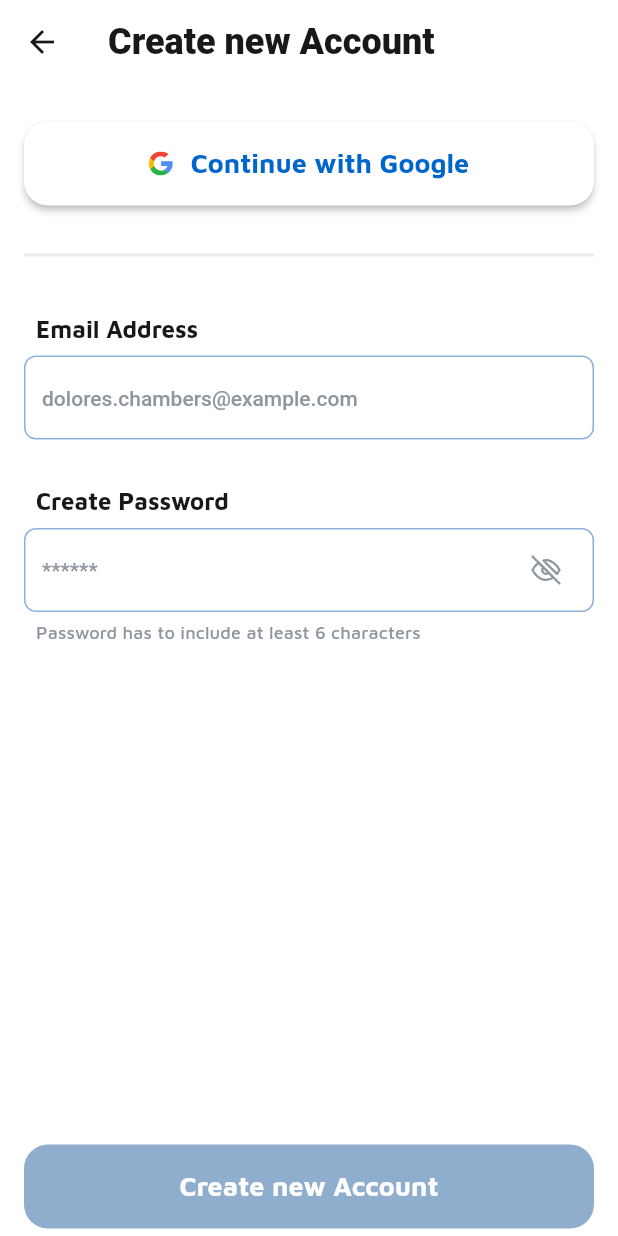
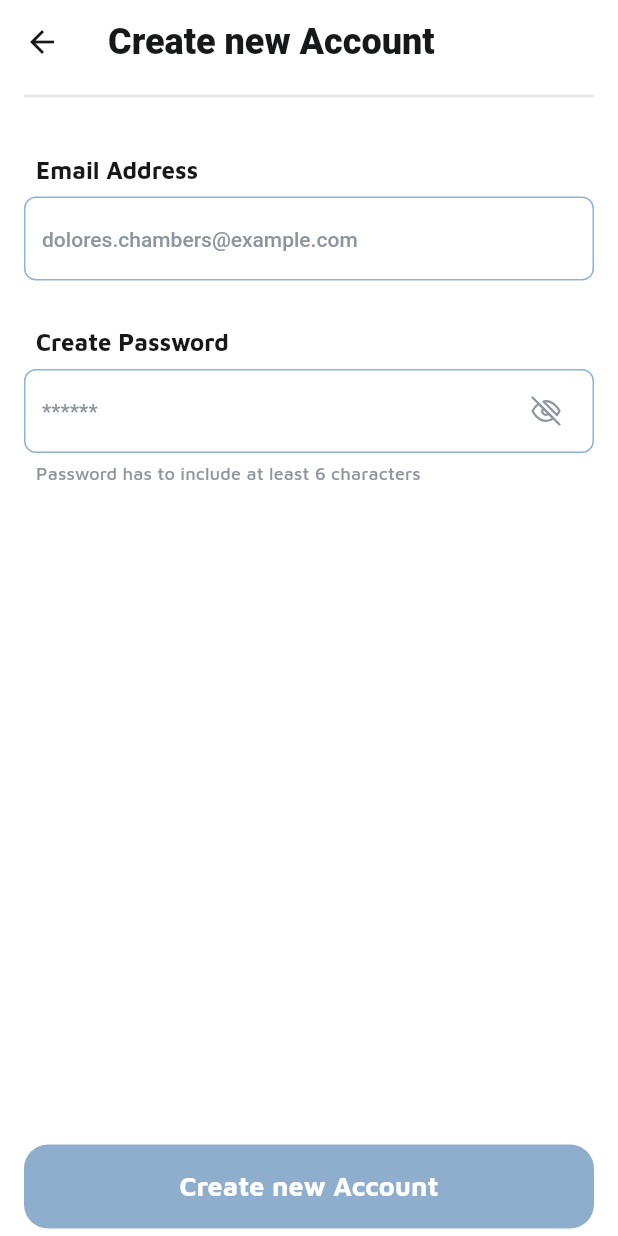
Before and after one commit to lapin7771n/worship-songs, a Flutter app: the screen it shows after launch, after a tap on "Create new Account", on a phone screen of 412 x 824 dp. Run offline on Flutter 3.47's test engine with Material 2 defaults, Android fonts, the phone set to English and light mode, and no system bars; our stand-ins replace carousel_slider, firebase_crashlytics, flutter_svg, shared_preferences, styled_text; accounts and stored records are empty.

Commit message:
Google auth removed

```diff
--- a/lib/screens/auth_screen/auth_screen.dart
+++ b/lib/screens/auth_screen/auth_screen.dart
@@ -26,7 +26,7 @@ class AuthScreen extends StatelessWidget {
               SliverToBoxAdapter(
                 child: Column(
                   children: <Widget>[
-                    _buildGoogleButton(context),
+                    // _buildGoogleButton(context),
                     Divider(
                       thickness: 2,
                       color: AppColors.gray.withAlpha(OPACITY_20),
```
